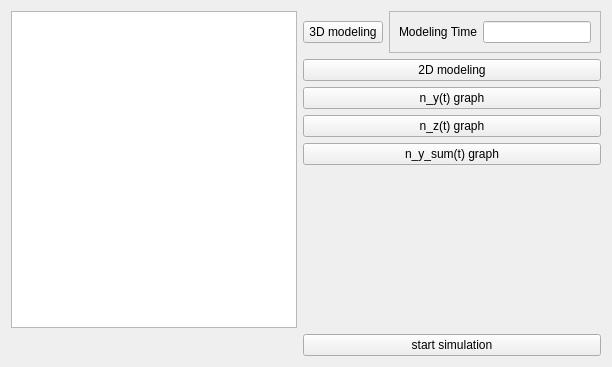
Qt form AcceptableKDialog/resultframe.ui (Yegres5/diploma) before a commit.
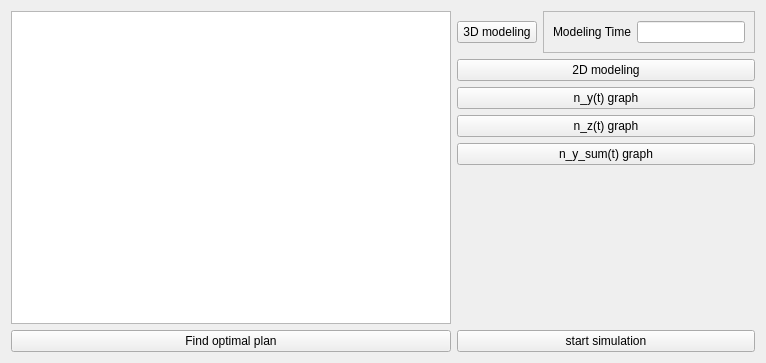
The same form after that commit.

Patch:
```diff
--- a/AcceptableKDialog/resultframe.ui
+++ b/AcceptableKDialog/resultframe.ui
@@ -6,8 +6,8 @@
    <rect>
     <x>0</x>
     <y>0</y>
-    <width>612</width>
-    <height>367</height>
+    <width>766</width>
+    <height>363</height>
    </rect>
   </property>
   <property name="windowTitle">
@@ -136,6 +136,13 @@
      </property>
     </widget>
    </item>
+   <item row="7" column="0">
+    <widget class="QPushButton" name="button_optimal_plan">
+     <property name="text">
+      <string>Find optimal plan</string>
+     </property>
+    </widget>
+   </item>
   </layout>
  </widget>
  <resources/>
```
